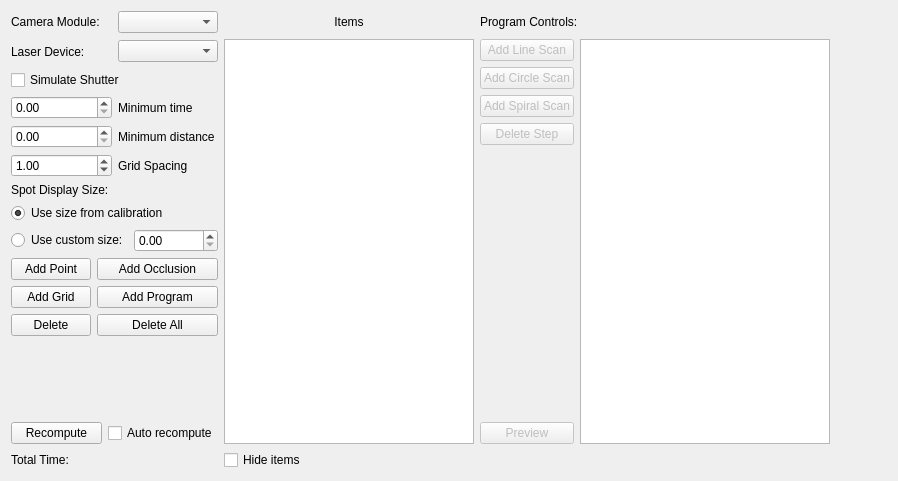
Above: lib/devices/Scanner/ProtocolTemplate.ui from acq4/acq4 before the change. Below: the same form after it.
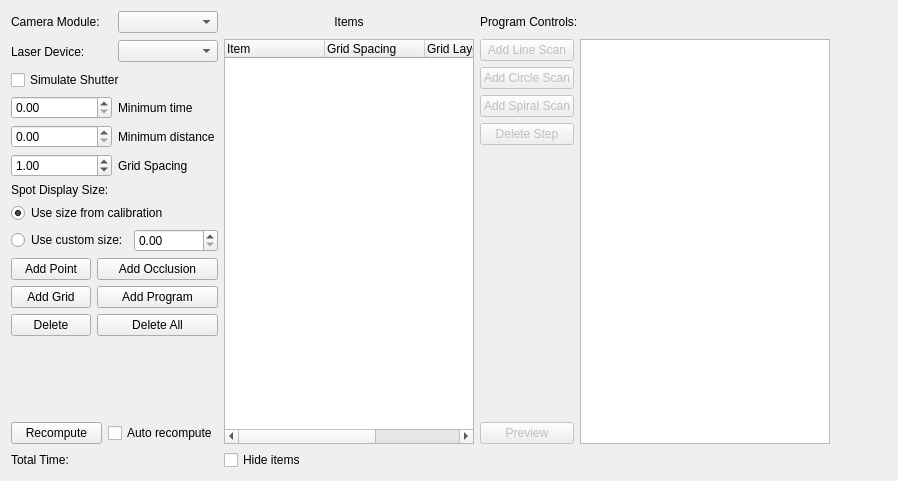
That is the form after the change. Custom widgets are drawn as their Qt base class.

Commit message: got gui for ScannerProtocolGui partly working -gui elements are there, but not connected to things

The edit to the form file:
```diff
--- a/lib/devices/Scanner/ProtocolTemplate.ui
+++ b/lib/devices/Scanner/ProtocolTemplate.ui
@@ -28,16 +28,6 @@
      </item>
     </layout>
    </item>
-   <item row="0" column="2">
-    <widget class="QLabel" name="label_5">
-     <property name="text">
-      <string>Items</string>
-     </property>
-     <property name="alignment">
-      <set>Qt::AlignCenter</set>
-     </property>
-    </widget>
-   </item>
    <item row="0" column="3">
     <widget class="QLabel" name="label_8">
      <property name="text">
@@ -59,9 +49,6 @@
      </item>
     </layout>
    </item>
-   <item row="1" column="2" rowspan="7">
-    <widget class="QListWidget" name="itemList"/>
-   </item>
    <item row="1" column="3" rowspan="7">
     <layout class="QHBoxLayout" name="horizontalLayout">
      <item>
@@ -368,6 +355,40 @@
      </property>
     </widget>
    </item>
+   <item row="0" column="2">
+    <widget class="QLabel" name="label_5">
+     <property name="text">
+      <string>Items</string>
+     </property>
+     <property name="alignment">
+      <set>Qt::AlignCenter</set>
+     </property>
+    </widget>
+   </item>
+   <item row="1" column="2" rowspan="7">
+    <widget class="TreeWidget" name="itemTree">
+     <column>
+      <property name="text">
+       <string>Item</string>
+      </property>
+     </column>
+     <column>
+      <property name="text">
+       <string>Grid Spacing</string>
+      </property>
+     </column>
+     <column>
+      <property name="text">
+       <string>Grid Layout</string>
+      </property>
+     </column>
+     <column>
+      <property name="text">
+       <string># of points</string>
+      </property>
+     </column>
+    </widget>
+   </item>
   </layout>
  </widget>
  <customwidgets>
@@ -376,6 +397,11 @@
    <extends>QDoubleSpinBox</extends>
    <header>SpinBox</header>
   </customwidget>
+  <customwidget>
+   <class>TreeWidget</class>
+   <extends>QTreeWidget</extends>
+   <header location="global">TreeWidget</header>
+  </customwidget>
  </customwidgets>
  <resources/>
  <connections/>
```
The commit also changes 6 other files.
